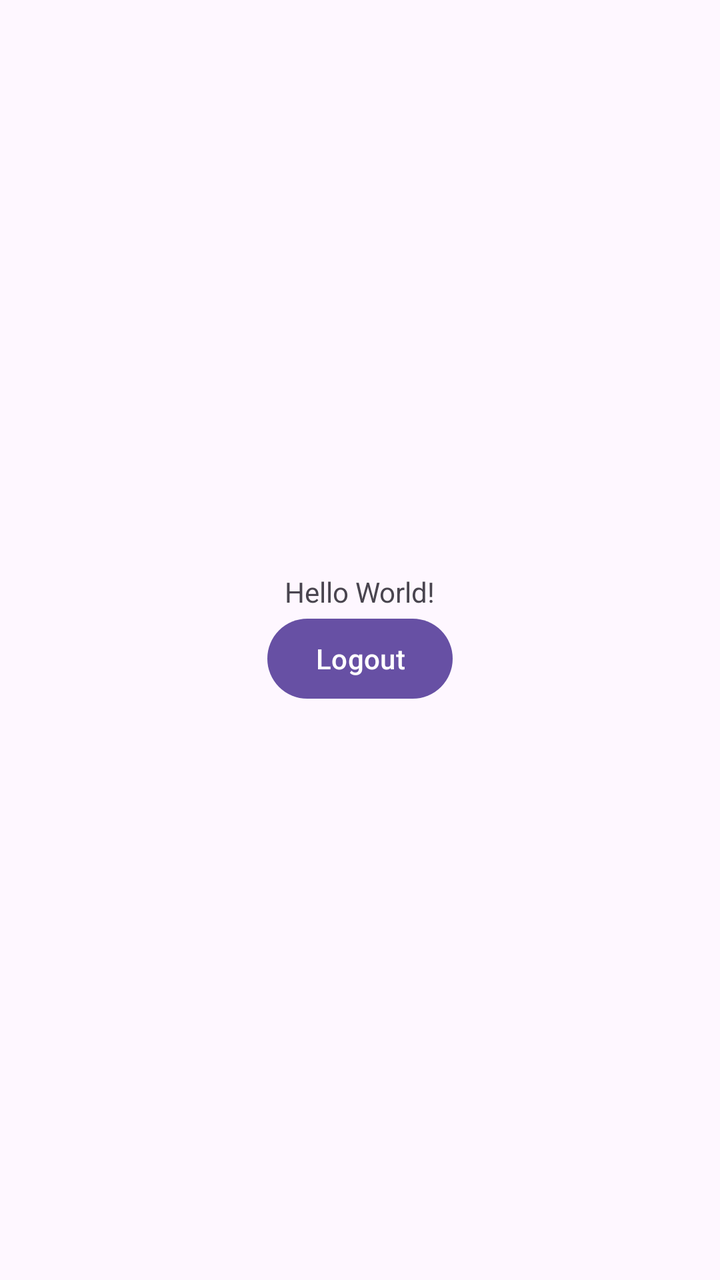
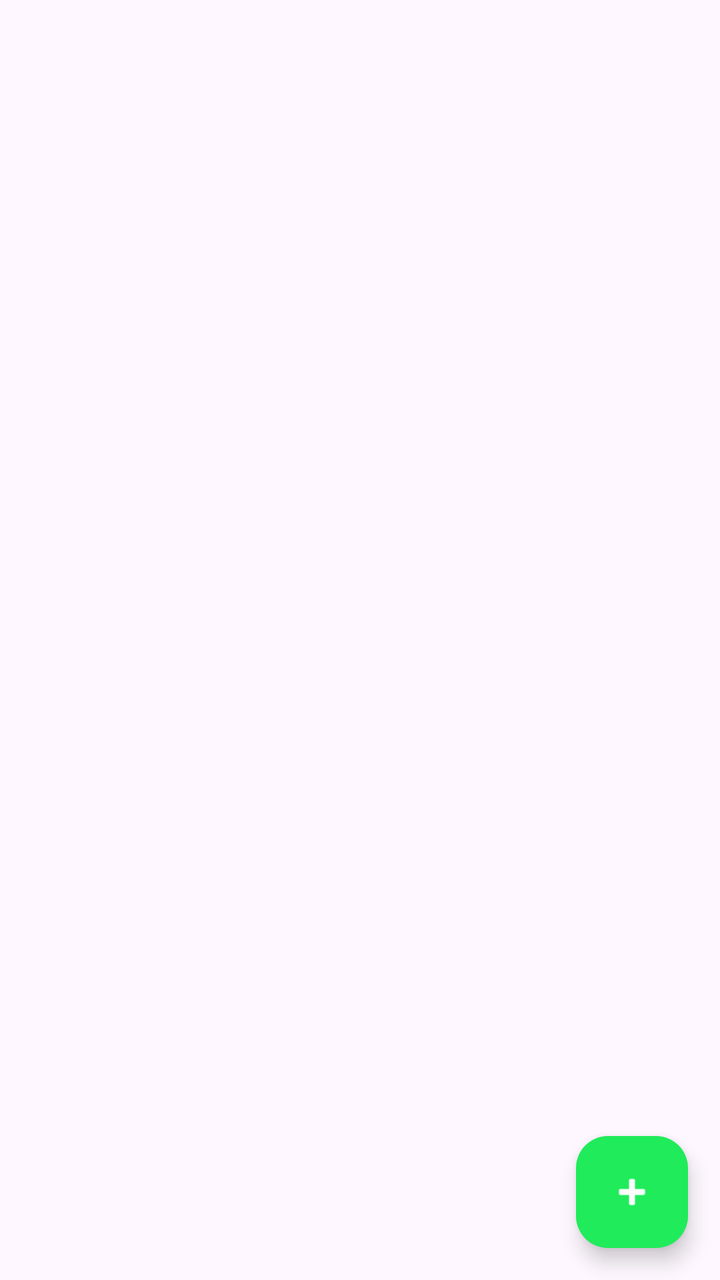

Before-and-after screenshots of an Android layout around one commit, followed by the original layout XML and the change that was made.
<!-- AndroidManifest.xml: application theme Theme.Material3.Light -->
<!-- res/layout/activity_main.xml -->
<?xml version="1.0" encoding="utf-8"?>
<LinearLayout xmlns:android="http://schemas.android.com/apk/res/android"
    xmlns:app="http://schemas.android.com/apk/res-auto"
    xmlns:tools="http://schemas.android.com/tools"
    android:id="@+id/main"
    android:layout_width="match_parent"
    android:orientation="vertical"
    android:gravity="center"
    android:layout_height="match_parent"
    tools:context=".MainActivity">

    <TextView
        android:id="@+id/user_details"
        android:layout_width="wrap_content"
        android:layout_height="wrap_content"
        android:text="Hello World!"/>
    
    <Button
        android:text="@string/logout"
        android:id="@+id/logout"
        android:layout_width="wrap_content"
        android:layout_height="wrap_content"/>

</LinearLayout>
<!-- resources referenced by this layout -->
<resources>
  <string name="logout">Logout</string>
</resources>

<!-- the commit's change to res/layout/activity_main.xml (unified diff, before → after) -->
@@ -1,24 +1,18 @@
 <?xml version="1.0" encoding="utf-8"?>
-<LinearLayout xmlns:android="http://schemas.android.com/apk/res/android"
+<RelativeLayout xmlns:android="http://schemas.android.com/apk/res/android"
     xmlns:app="http://schemas.android.com/apk/res-auto"
-    xmlns:tools="http://schemas.android.com/tools"
-    android:id="@+id/main"
     android:layout_width="match_parent"
-    android:orientation="vertical"
-    android:gravity="center"
-    android:layout_height="match_parent"
-    tools:context=".MainActivity">
+    android:layout_height="match_parent">
 
-    <TextView
-        android:id="@+id/user_details"
+    <com.google.android.material.floatingactionbutton.FloatingActionButton
+        android:id="@+id/form_button"
         android:layout_width="wrap_content"
         android:layout_height="wrap_content"
-        android:text="Hello World!"/>
-    
-    <Button
-        android:text="@string/logout"
-        android:id="@+id/logout"
-        android:layout_width="wrap_content"
-        android:layout_height="wrap_content"/>
+        android:layout_alignParentEnd="true"
+        android:layout_alignParentBottom="true"
+        android:layout_margin="16dp"
+        app:backgroundTint="@color/verde"
+        app:srcCompat="@android:drawable/ic_input_add"
+        app:tint="@android:color/white" />
 
-</LinearLayout>
+</RelativeLayout>
<!-- resource entries referenced after the edit -->
@@ -1,5 +1,5 @@
 <!-- resources referenced by this layout -->
 <resources>
-  <string name="logout">Logout</string>
+  <color name="verde">#20EB5A</color>
 </resources>
 
